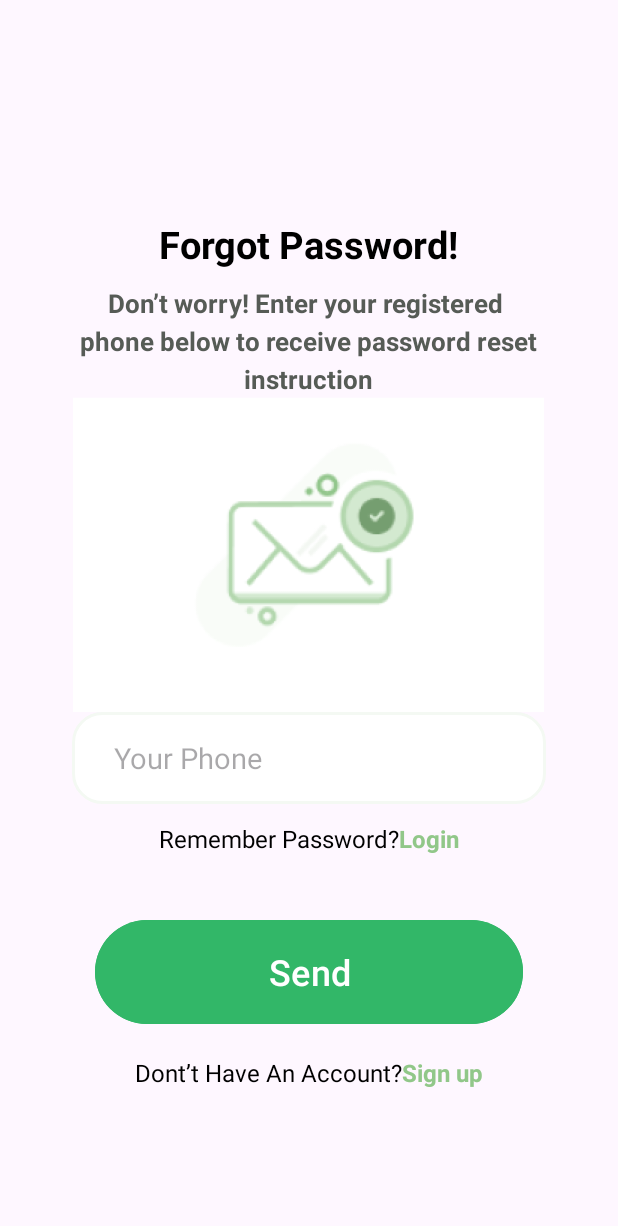
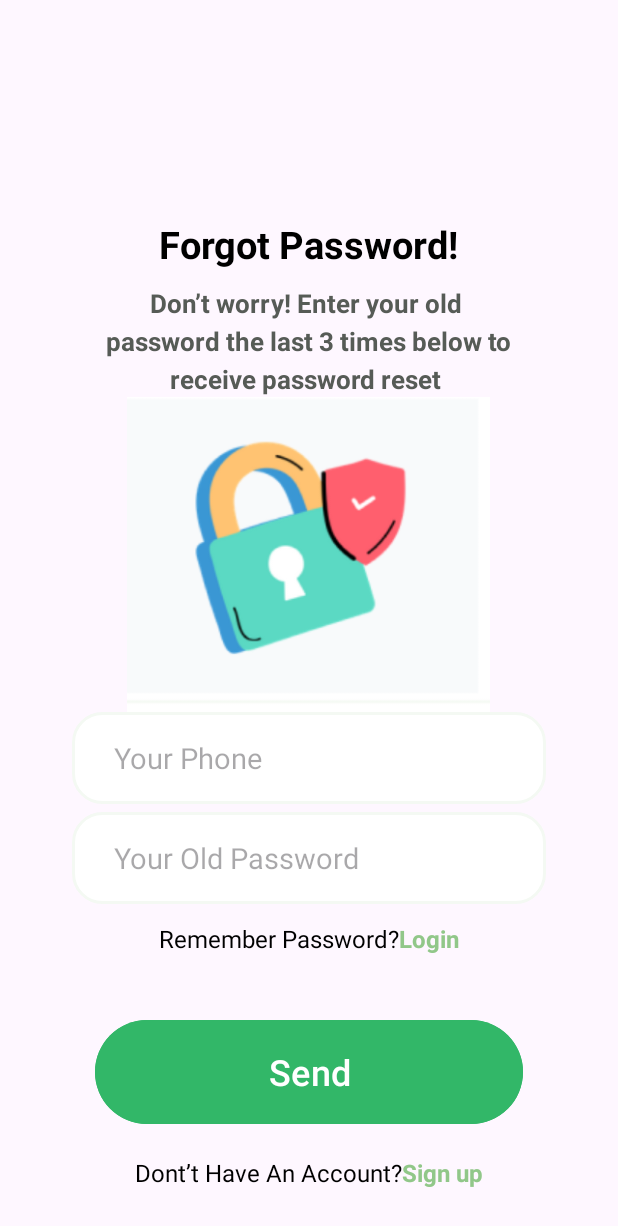
Before and after one commit to ReservationRestautant/ReservationRestautantApp, an Android app: the ForgotPassword screen opened directly, with no data from a screen before it, on a phone screen of 412 x 824 dp. Shown: the top 1226 px of the screen. Run offline under Robolectric (Android 15) with nearby library versions, the phone set to English and light mode, and no system bars.

Commit message:
fix UI about forgotpass, add token  to api

```diff
--- a/app/src/main/java/com/swd392/reservationrestautantapp/BookingDetailUser.java
+++ b/app/src/main/java/com/swd392/reservationrestautantapp/BookingDetailUser.java
@@ -48,12 +48,14 @@ public class BookingDetailUser extends AppCompatActivity {
         super.onCreate(savedInstanceState);
         setContentView(R.layout.activity_booking_detail_user);
 
+        SharedPreferences sharedPreferences = getSharedPreferences("MY_APP", Context.MODE_PRIVATE);
+
         findbyIdEle();
         setupNavBottom();
         Intent intent = getIntent();
         //get reservation from api
         //test fake data
-        ApiService.apiService.getdetailReservationById(intent.getIntExtra("ID_BOOKING", 0)).enqueue(new Callback<ResponseObject<ReservationHistory>>() {
+        ApiService.apiService.getdetailReservationById(sharedPreferences.getString("TOKEN", "") , intent.getIntExtra("ID_BOOKING", 0)).enqueue(new Callback<ResponseObject<ReservationHistory>>() {
             @Override
             public void onResponse(Call<ResponseObject<ReservationHistory>> call, Response<ResponseObject<ReservationHistory>> response) {
                 if(response.isSuccessful()){
--- a/app/src/main/java/com/swd392/reservationrestautantapp/ForgotPassword.java
+++ b/app/src/main/java/com/swd392/reservationrestautantapp/ForgotPassword.java
@@ -12,7 +12,7 @@ import android.widget.TextView;
 public class ForgotPassword extends AppCompatActivity {
     Button SendButton;
     TextView loginLink, SignupLink;
-    EditText edt_phone;
+    EditText edt_phone, edt_oldpwd;
     @Override
     protected void onCreate(Bundle savedInstanceState) {
         super.onCreate(savedInstanceState);
@@ -52,5 +52,6 @@ public class ForgotPassword extends AppCompatActivity {
         loginLink = findViewById(R.id.loginLink);
         SignupLink = findViewById(R.id.SignupLink);
         edt_phone = findViewById(R.id.edt_phone);
+        edt_oldpwd = findViewById(R.id.edt_oldpwd);
     }
 }
--- a/app/src/main/java/com/swd392/reservationrestautantapp/History.java
+++ b/app/src/main/java/com/swd392/reservationrestautantapp/History.java
@@ -33,6 +33,7 @@ public class History extends AppCompatActivity {
 
     private static final String PREF_ID_KEY = "id";
     private static final String PREFS_GUEST_ROLE = "GUEST";
+    private static final String PREF_TOKEN = "TOKEN";
     // menu
     BottomNavigationView btv;
 
@@ -76,7 +77,7 @@ public class History extends AppCompatActivity {
         //callApiGetListReservation(Uid);
         //call api
         List<ReservationHistory> list1 = new ArrayList<>();
-        ApiService.apiService.getReservationById(Uid).enqueue(new Callback<ResponseObject<List<ReservationHistory>>>() {
+        ApiService.apiService.getReservationById(sharedPreferences.getString(PREF_TOKEN, ""), Uid).enqueue(new Callback<ResponseObject<List<ReservationHistory>>>() {
             @Override
             public void onResponse(Call<ResponseObject<List<ReservationHistory>>> call, Response<ResponseObject<List<ReservationHistory>>> response) {
                 for (ReservationHistory r: response.body().getData()) {
--- a/app/src/main/java/com/swd392/reservationrestautantapp/ProfileActivity.java
+++ b/app/src/main/java/com/swd392/reservationrestautantapp/ProfileActivity.java
@@ -69,7 +69,7 @@ public class ProfileActivity extends AppCompatActivity {
         SharedPreferences sharedPreferences = getSharedPreferences(PREFS_NAME, Context.MODE_PRIVATE);
         guest = sharedPreferences.getString(PREFS_GUEST_ROLE, "");
         //get detial to map name in screen
-        ApiService.apiService.detail(sharedPreferences.getString(PREFS_PHONE, "")).enqueue(new Callback<ResponseObject<UserSystem>>() {
+        ApiService.apiService.detail(sharedPreferences.getString("TOKEN", ""),sharedPreferences.getString(PREFS_PHONE, "")).enqueue(new Callback<ResponseObject<UserSystem>>() {
             @Override
             public void onResponse(Call<ResponseObject<UserSystem>> call, Response<ResponseObject<UserSystem>> response) {
                 if(response.isSuccessful()){
--- a/app/src/main/res/layout/activity_forgot_password.xml
+++ b/app/src/main/res/layout/activity_forgot_password.xml
@@ -39,7 +39,7 @@
             android:layout_height="wrap_content"
             android:layout_gravity="center"
             android:layout_marginTop="10dp"
-            android:text="Don’t worry! Enter your registered "
+            android:text="Don’t worry! Enter your old "
             android:textColor="#565B56"
             android:textSize="17sp"
             android:textStyle="bold"/>
@@ -49,7 +49,7 @@
             android:layout_height="wrap_content"
             android:layout_gravity="center"
             android:layout_marginTop="1dp"
-            android:text="phone below to receive password reset"
+            android:text="password the last 3 times below to"
             android:textColor="#565B56"
             android:textSize="17sp"
             android:textStyle="bold"/>
@@ -59,7 +59,7 @@
             android:layout_height="wrap_content"
             android:layout_gravity="center"
             android:layout_marginTop="1dp"
-            android:text="instruction"
+            android:text="receive password reset "
             android:textColor="#565B56"
             android:textSize="17sp"
             android:textStyle="bold"/>
@@ -69,7 +69,7 @@
             android:layout_width="314dp"
             android:layout_height="210dp"
             android:layout_gravity="center"
-            app:srcCompat="@drawable/letter" />
+            app:srcCompat="@drawable/block" />
 
 
         <EditText
@@ -81,6 +81,17 @@
             android:textColor="@color/black"
             android:textSize="19dp"
             android:background="@drawable/form_input"/>
+
+        <EditText
+            android:id="@+id/edt_oldpwd"
+            android:layout_width="316dp"
+            android:layout_height="61dp"
+            android:layout_gravity="center"
+            android:hint="      Your Old Password"
+            android:textColor="@color/black"
+            android:textSize="19dp"
+            android:background="@drawable/form_input"
+            android:layout_marginTop="5dp"/>
 
         <LinearLayout
             android:layout_width="wrap_content"
```
Also changed, not shown: app/src/main/java/com/swd392/reservationrestautantapp/ApiService/ApiService.java (+11 -9 lines), app/src/main/java/com/swd392/reservationrestautantapp/EditProfileActivity.java (+5 -5 lines), app/src/main/java/com/swd392/reservationrestautantapp/LoginActivity.java (+35 -31 lines), app/src/main/java/com/swd392/reservationrestautantapp/OnBoard.java (+14 -14 lines), app/src/main/java/com/swd392/reservationrestautantapp/model/DataLogin.java (added, +22 -0 lines), app/src/main/res/layout/activity_forgot_password2.xml (+6 -7 lines), app/src/main/res/drawable/block.png (added).
